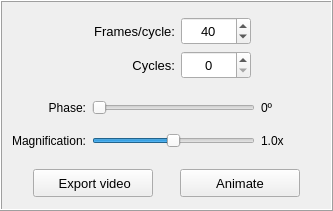
This is pulse/interface/data/ui_files/plots/animation/animation_widget.ui in open-pulse/OpenPulse as Qt 5 draws it before an edit. The edited form follows.
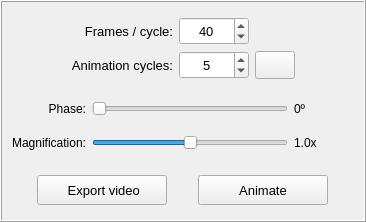
This is the edited form. Icons and pictures are not drawn.

Commit message: Add a button to loop the animation

Patch:
```diff
--- a/pulse/interface/data/ui_files/plots/animation/animation_widget.ui
+++ b/pulse/interface/data/ui_files/plots/animation/animation_widget.ui
@@ -6,8 +6,8 @@
    <rect>
     <x>0</x>
     <y>0</y>
-    <width>333</width>
-    <height>211</height>
+    <width>366</width>
+    <height>222</height>
    </rect>
   </property>
   <property name="windowTitle">
@@ -74,33 +74,86 @@
          <enum>QFrame::Shadow::Raised</enum>
         </property>
         <layout class="QGridLayout" name="gridLayout_3">
-         <item row="0" column="1">
-          <widget class="QLabel" name="label_frames">
+         <item row="1" column="2">
+          <widget class="QSpinBox" name="spinBox_cycles">
            <property name="minimumSize">
             <size>
-             <width>92</width>
+             <width>70</width>
              <height>28</height>
             </size>
            </property>
            <property name="maximumSize">
             <size>
-             <width>92</width>
+             <width>70</width>
              <height>28</height>
             </size>
            </property>
            <property name="font">
             <font>
-             <family>MS Shell Dlg 2</family>
              <pointsize>10</pointsize>
-             <italic>false</italic>
-             <bold>false</bold>
             </font>
            </property>
-           <property name="text">
-            <string>Frames/cycle:</string>
+           <property name="styleSheet">
+            <string notr="true"/>
+           </property>
+           <property name="wrapping">
+            <bool>false</bool>
+           </property>
+           <property name="frame">
+            <bool>true</bool>
            </property>
            <property name="alignment">
-            <set>Qt::AlignmentFlag::AlignRight|Qt::AlignmentFlag::AlignTrailing|Qt::AlignmentFlag::AlignVCenter</set>
+            <set>Qt::AlignmentFlag::AlignCenter</set>
+           </property>
+           <property name="prefix">
+            <string/>
+           </property>
+           <property name="minimum">
+            <number>0</number>
+           </property>
+           <property name="maximum">
+            <number>20</number>
+           </property>
+           <property name="singleStep">
+            <number>1</number>
+           </property>
+           <property name="value">
+            <number>5</number>
+           </property>
+          </widget>
+         </item>
+         <item row="1" column="3">
+          <widget class="QPushButton" name="pushButton_animation_loop">
+           <property name="minimumSize">
+            <size>
+             <width>40</width>
+             <height>28</height>
+            </size>
+           </property>
+           <property name="maximumSize">
+            <size>
+             <width>16777215</width>
+             <height>28</height>
+            </size>
+           </property>
+           <property name="toolTip">
+            <string>&lt;html&gt;&lt;head/&gt;&lt;body&gt;&lt;p&gt;Loop the animation&lt;/p&gt;&lt;/body&gt;&lt;/html&gt;</string>
+           </property>
+           <property name="text">
+            <string/>
+           </property>
+           <property name="icon">
+            <iconset resource="../../../icons/resources.qrc">
+             <normaloff>:/icons/common/circular_arrows_icon.png</normaloff>:/icons/common/circular_arrows_icon.png</iconset>
+           </property>
+           <property name="iconSize">
+            <size>
+             <width>22</width>
+             <height>22</height>
+            </size>
+           </property>
+           <property name="checkable">
+            <bool>false</bool>
            </property>
           </widget>
          </item>
@@ -152,46 +205,73 @@
            </property>
           </widget>
          </item>
-         <item row="1" column="1">
-          <widget class="QLabel" name="label_cycles">
+         <item row="0" column="1">
+          <widget class="QLabel" name="label_frames">
            <property name="minimumSize">
             <size>
-             <width>92</width>
+             <width>0</width>
              <height>28</height>
             </size>
            </property>
            <property name="maximumSize">
             <size>
-             <width>92</width>
+             <width>16777215</width>
              <height>28</height>
             </size>
            </property>
            <property name="font">
             <font>
+             <family>MS Shell Dlg 2</family>
              <pointsize>10</pointsize>
              <italic>false</italic>
              <bold>false</bold>
             </font>
            </property>
            <property name="text">
-            <string>Cycles:</string>
+            <string>Frames / cycle:</string>
            </property>
            <property name="alignment">
             <set>Qt::AlignmentFlag::AlignRight|Qt::AlignmentFlag::AlignTrailing|Qt::AlignmentFlag::AlignVCenter</set>
            </property>
           </widget>
          </item>
-         <item row="1" column="2">
-          <widget class="QSpinBox" name="spinBox_cycles">
+         <item row="1" column="4">
+          <spacer name="horizontalSpacer_3">
+           <property name="orientation">
+            <enum>Qt::Orientation::Horizontal</enum>
+           </property>
+           <property name="sizeHint" stdset="0">
+            <size>
+             <width>40</width>
+             <height>20</height>
+            </size>
+           </property>
+          </spacer>
+         </item>
+         <item row="1" column="0">
+          <spacer name="horizontalSpacer_4">
+           <property name="orientation">
+            <enum>Qt::Orientation::Horizontal</enum>
+           </property>
+           <property name="sizeHint" stdset="0">
+            <size>
+             <width>40</width>
+             <height>20</height>
+            </size>
+           </property>
+          </spacer>
+         </item>
+         <item row="1" column="1">
+          <widget class="QLabel" name="label_animation_cycles">
            <property name="minimumSize">
             <size>
-             <width>70</width>
+             <width>0</width>
              <height>28</height>
             </size>
            </property>
            <property name="maximumSize">
             <size>
-             <width>70</width>
+             <width>16777215</width>
              <height>28</height>
             </size>
            </property>
@@ -200,61 +280,14 @@
              <pointsize>10</pointsize>
             </font>
            </property>
-           <property name="styleSheet">
-            <string notr="true"/>
-           </property>
-           <property name="wrapping">
-            <bool>false</bool>
-           </property>
-           <property name="frame">
-            <bool>true</bool>
+           <property name="text">
+            <string>Animation cycles:</string>
            </property>
            <property name="alignment">
-            <set>Qt::AlignmentFlag::AlignCenter</set>
-           </property>
-           <property name="prefix">
-            <string/>
-           </property>
-           <property name="minimum">
-            <number>0</number>
-           </property>
-           <property name="maximum">
-            <number>20</number>
-           </property>
-           <property name="singleStep">
-            <number>1</number>
-           </property>
-           <property name="value">
-            <number>0</number>
+            <set>Qt::AlignmentFlag::AlignRight|Qt::AlignmentFlag::AlignTrailing|Qt::AlignmentFlag::AlignVCenter</set>
            </property>
           </widget>
          </item>
-         <item row="0" column="3">
-          <spacer name="horizontalSpacer">
-           <property name="orientation">
-            <enum>Qt::Orientation::Horizontal</enum>
-           </property>
-           <property name="sizeHint" stdset="0">
-            <size>
-             <width>40</width>
-             <height>20</height>
-            </size>
-           </property>
-          </spacer>
-         </item>
-         <item row="0" column="0">
-          <spacer name="horizontalSpacer_2">
-           <property name="orientation">
-            <enum>Qt::Orientation::Horizontal</enum>
-           </property>
-           <property name="sizeHint" stdset="0">
-            <size>
-             <width>40</width>
-             <height>20</height>
-            </size>
-           </property>
-          </spacer>
-         </item>
         </layout>
        </widget>
       </item>
@@ -269,7 +302,7 @@
         <property name="maximumSize">
          <size>
           <width>16777215</width>
-          <height>40</height>
+          <height>48</height>
          </size>
         </property>
         <property name="frameShape">
@@ -304,8 +337,8 @@
            </property>
            <property name="maximumSize">
             <size>
-             <width>120</width>
-             <height>28</height>
+             <width>130</width>
+             <height>30</height>
             </size>
            </property>
            <property name="font">
@@ -337,7 +370,7 @@
           </widget>
          </item>
          <item row="0" column="0">
-          <widget class="QPushButton" name="pushButton_export">
+          <widget class="QPushButton" name="pushButton_export_video">
            <property name="minimumSize">
             <size>
              <width>100</width>
@@ -346,8 +379,8 @@
            </property>
            <property name="maximumSize">
             <size>
-             <width>120</width>
-             <height>28</height>
+             <width>130</width>
+             <height>30</height>
             </size>
            </property>
            <property name="font">
```
Left out of the diff: 2 changed lines with no effect on the pictures. The commit also changes 5 other files.
